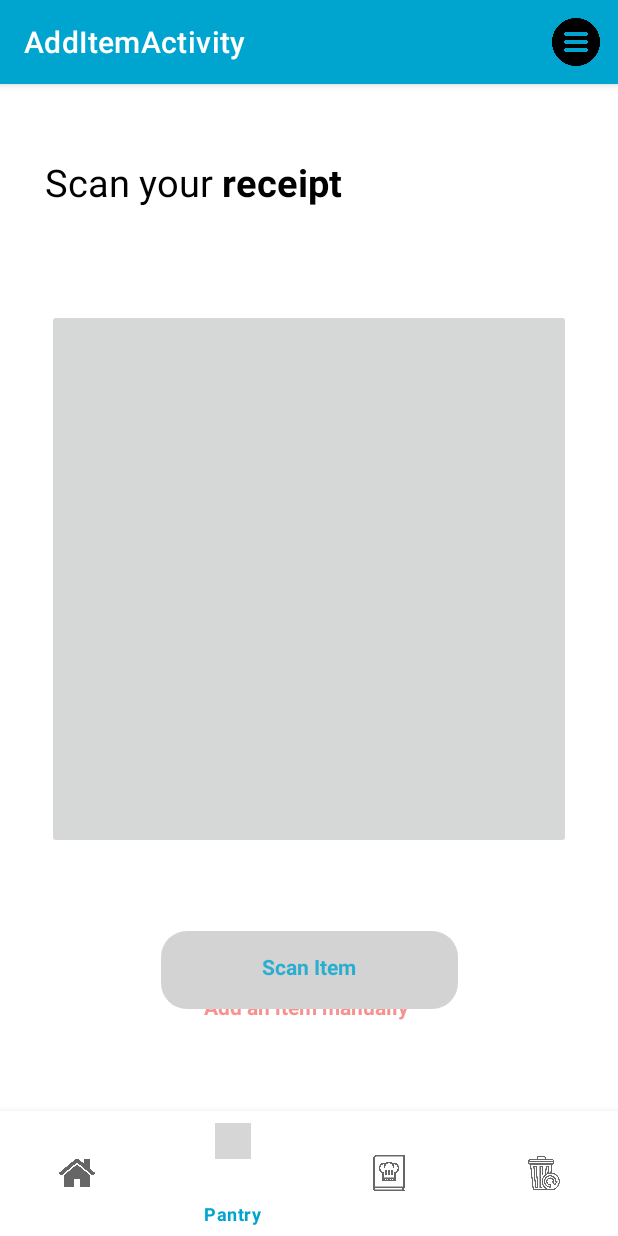
After one commit to KaiwenLuo2003/INFS3605-Waste-App, an Android app: the AddItemActivity screen opened directly, with no data from a screen before it, on a phone screen of 412 x 824 dp. The commit adds this screen. Run offline under Robolectric (Android 15) with nearby library versions, the phone set to English and light mode, and no system bars; our stand-ins replace Firebase (no records; nobody signed in at launch, a user with empty details on screens opened directly); grey boxes are pictures that could not be loaded.

Commit message:
Set up Scan Screen

```diff
--- /dev/null
+++ b/app/src/main/java/com/example/infs3605wasteapplicationt13a_04/AddItemActivity.java
@@ -0,0 +1,45 @@
+package com.example.infs3605wasteapplicationt13a_04;
+
+import android.os.Bundle;
+import android.view.Menu;
+import android.view.MenuInflater;
+import android.view.SurfaceView;
+import android.widget.ImageView;
+import android.widget.RelativeLayout;
+import android.widget.TextView;
+
+import androidx.appcompat.app.AppCompatActivity;
+
+import com.google.android.material.bottomnavigation.BottomNavigationView;
+import com.google.firebase.firestore.FirebaseFirestore;
+
+public class AddItemActivity extends AppCompatActivity {
+    public static final String INTENT_MESSAGE = "intent_message";
+    private BottomNavigationView bottomNavigationView;
+    private SurfaceView surfaceView;
+
+    private static final int REQUEST_CAMERA_PERMISSION = 201;
+    private TextView receiptText;
+    @Override
+    protected void onCreate(Bundle savedInstanceState) {
+        super.onCreate(savedInstanceState);
+        setContentView(R.layout.activity_scan_item);
+
+        //Get handle for view elements
+        bottomNavigationView = findViewById(R.id.bottomNavigationView);
+        bottomNavigationView.setSelectedItemId(R.id.pantryPage);
+        surfaceView = findViewById(R.id.surface_view);
+
+
+        //firebase documentation: https://firebase.google.com/docs/firestore/quickstart#java
+        FirebaseFirestore db = FirebaseFirestore.getInstance();
+
+    }
+
+    public boolean onCreateOptionsMenu(Menu menu) {
+        MenuInflater inflater = getMenuInflater();
+        inflater.inflate(R.menu.options_menu, menu);
+
+        return true;
+    }
+}
--- /dev/null
+++ b/app/src/main/res/layout/activity_scan_item.xml
@@ -0,0 +1,108 @@
+<?xml version="1.0" encoding="utf-8"?>
+<androidx.constraintlayout.widget.ConstraintLayout xmlns:android="http://schemas.android.com/apk/res/android"
+    xmlns:app="http://schemas.android.com/apk/res-auto"
+    xmlns:tools="http://schemas.android.com/tools"
+    android:layout_width="match_parent"
+    android:layout_height="match_parent"
+    android:background="@color/white">
+
+    <TextView
+        android:id="@+id/textView"
+        android:layout_width="140dp"
+        android:layout_height="29dp"
+        android:layout_marginStart="135dp"
+        android:layout_marginTop="605dp"
+        android:layout_marginEnd="136dp"
+        android:layout_marginBottom="97dp"
+        android:alpha="0.8"
+        android:text="Add an item manually"
+        android:textColor="@color/red"
+        android:textSize="14sp"
+        android:textStyle="bold"
+        app:layout_constraintBottom_toBottomOf="parent"
+        app:layout_constraintEnd_toEndOf="parent"
+        app:layout_constraintHorizontal_bias="0.5"
+        app:layout_constraintStart_toStartOf="parent"
+        app:layout_constraintTop_toTopOf="parent"
+        app:layout_constraintVertical_bias="0.0" />
+
+    <LinearLayout
+        android:layout_width="match_parent"
+        android:layout_height="wrap_content"
+        android:layout_marginStart="30dp"
+        android:layout_marginTop="39dp"
+        android:layout_marginBottom="473dp"
+        app:layout_constraintBottom_toTopOf="@+id/linearLayout"
+        app:layout_constraintEnd_toEndOf="parent"
+        app:layout_constraintStart_toStartOf="parent"
+        app:layout_constraintTop_toTopOf="parent">
+
+        <TextView
+            android:layout_width="wrap_content"
+            android:layout_height="wrap_content"
+            android:text="Scan your "
+            android:textColor="@color/black"
+            android:textSize="25sp" />
+
+        <TextView
+            android:layout_width="wrap_content"
+            android:layout_height="wrap_content"
+            android:text="receipt"
+            android:textColor="@color/black"
+            android:textSize="25sp"
+            android:textStyle="bold" />
+    </LinearLayout>
+
+    <LinearLayout
+        android:id="@+id/linearLayout"
+        android:layout_width="198dp"
+        android:layout_height="52dp"
+        android:layout_marginTop="546dp"
+        android:layout_marginBottom="133dp"
+        android:background="@drawable/solid_circle"
+        android:padding="14dp"
+        app:layout_constraintBottom_toBottomOf="parent"
+        app:layout_constraintEnd_toEndOf="parent"
+        app:layout_constraintHorizontal_bias="0.5"
+        app:layout_constraintStart_toStartOf="parent"
+        app:layout_constraintTop_toTopOf="parent">
+
+        <TextView
+            android:id="@+id/textView2"
+            android:layout_width="140dp"
+            android:layout_height="29dp"
+            android:layout_weight="1"
+            android:alpha="0.8"
+            android:text="Scan Item"
+            android:textAlignment="center"
+            android:textColor="@color/blue"
+            android:textSize="14sp"
+            android:textStyle="bold"
+            tools:layout_editor_absoluteX="135dp"
+            tools:layout_editor_absoluteY="605dp" />
+
+    </LinearLayout>
+
+    <com.google.android.material.bottomnavigation.BottomNavigationView
+        android:id="@+id/bottomNavigationView"
+        android:layout_width="415dp"
+        android:layout_height="83dp"
+        app:layout_constraintBottom_toBottomOf="parent"
+        app:layout_constraintEnd_toEndOf="parent"
+        app:layout_constraintStart_toStartOf="parent"
+        app:menu="@menu/bottom_nav_menu"
+        tools:ignore="MissingConstraints" />
+
+    <androidx.constraintlayout.utils.widget.ImageFilterButton
+        android:id="@+id/imageFilterButton"
+        android:layout_width="349dp"
+        android:layout_height="360dp"
+        android:layout_marginTop="165dp"
+        android:layout_marginBottom="321dp"
+        app:layout_constraintBottom_toBottomOf="parent"
+        app:layout_constraintEnd_toEndOf="parent"
+        app:layout_constraintStart_toStartOf="parent"
+        app:layout_constraintTop_toTopOf="parent"
+        app:layout_constraintVertical_bias="0.2"
+        tools:srcCompat="@tools:sample/avatars" />
+</androidx.constraintlayout.widget.ConstraintLayout>
--- a/app/src/main/res/menu/bottom_nav_menu.xml
+++ b/app/src/main/res/menu/bottom_nav_menu.xml
@@ -20,4 +20,5 @@
         android:enabled="true"
         android:icon="@drawable/disposal_menu_icon"
         android:title="Disposal" />
+
 </menu>
--- /dev/null
+++ b/app/src/main/res/menu/options_menu.xml
@@ -0,0 +1,21 @@
+<?xml version="1.0" encoding="utf-8"?>
+<menu xmlns:app="http://schemas.android.com/apk/res-auto"
+    xmlns:android="http://schemas.android.com/apk/res/android">
+
+    <item
+        android:icon="@drawable/menu_bar"
+        android:title="Account Options"
+        app:showAsAction="always">
+        <menu>
+            <item
+                android:id="@+id/settingsMenuItem"
+                android:title="Settings" />
+            <item
+                android:id="@+id/accountMenuItem"
+                android:title="My Account" />
+            <item
+                android:id="@+id/logOutMenuItem"
+                android:title="Log Out" />
+        </menu>
+    </item>
+</menu>
--- /dev/null
+++ b/app/src/main/res/values/dimens.xml
@@ -0,0 +1,5 @@
+<resources>
+    <!-- Default screen margins, per the Android Design guidelines. -->
+    <dimen name="activity_horizontal_margin">16dp</dimen>
+    <dimen name="activity_vertical_margin">16dp</dimen>
+</resources>
--- a/app/src/main/res/values/strings.xml
+++ b/app/src/main/res/values/strings.xml
@@ -1,3 +1,8 @@
 <resources>
     <string name="app_name">INFS3605 Waste Application T13A_04</string>
+    <string name="title_activity_add_receipt">AddReceiptActivity</string>
+    <string name="title_home">Home</string>
+    <string name="title_dashboard">Dashboard</string>
+    <string name="title_notifications">Notifications</string>
+    <string name="title_activity_add_item">AddItemActivity</string>
 </resources>
--- a/build.gradle
+++ b/build.gradle
@@ -3,4 +3,5 @@ plugins {
     id 'com.android.application' version '8.1.2' apply false
     id 'com.android.library' version '8.1.2' apply false
     id("com.google.gms.google-services") version "4.4.0" apply false
+    id 'org.jetbrains.kotlin.android' version '1.8.10' apply false
 }
```
Also changed, not shown: app/src/main/AndroidManifest.xml (+8 -2 lines), app/src/main/java/com/example/infs3605wasteapplicationt13a_04/MainActivity.java (+28 -2 lines), app/src/main/res/layout/activity_main.xml (+1 -17 lines), app/src/main/res/layout/test.xml (added, +30 -0 lines).
